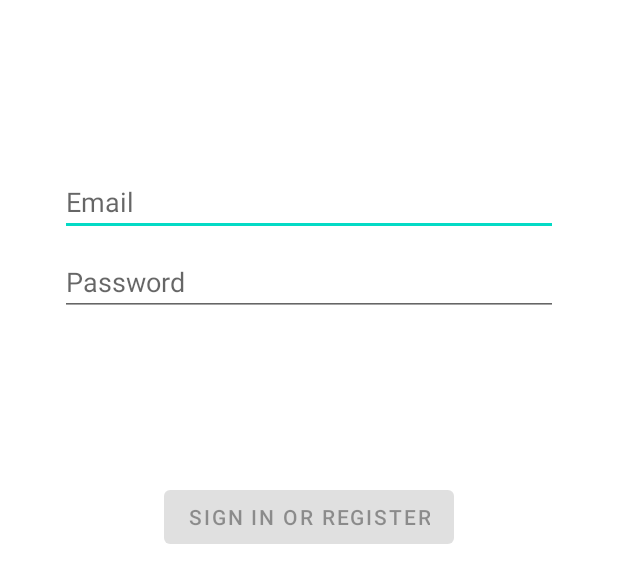
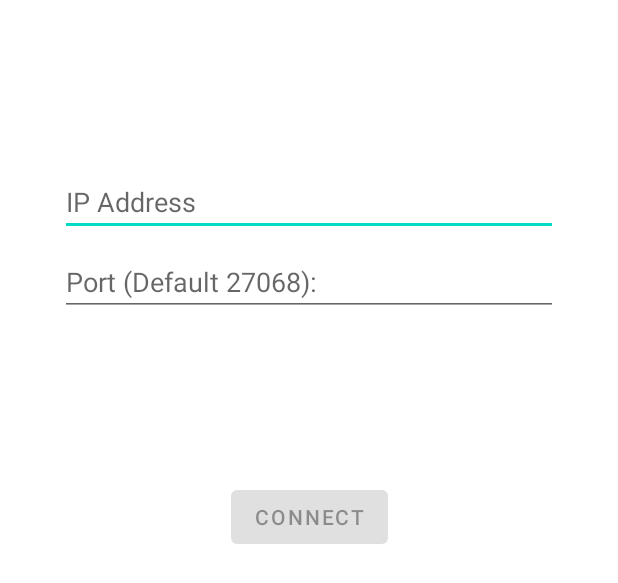
Before and after one commit to ryegleason/LegacyGwentFromReceiptPrinter, an Android app: the layout activity_connection.xml on its own in the app's theme, with its tools: preview values and no code run, on a phone screen of 412 x 824 dp. Shown: the top 583 px of the screen. Run offline under Robolectric (Android 15) with nearby library versions, the phone set to English and light mode, and no system bars.

```diff
--- a/client/app/src/main/AndroidManifest.xml
+++ b/client/app/src/main/AndroidManifest.xml
@@ -2,6 +2,7 @@
 <manifest xmlns:android="http://schemas.android.com/apk/res/android"
     package="com.example.recyclersample">
 
+    <uses-permission android:name="android.permission.INTERNET" />
     <application
         android:allowBackup="true"
         android:icon="@mipmap/ic_launcher"
@@ -11,14 +12,15 @@
         android:theme="@style/AppTheme">
         <activity
             android:name=".ui.login.ConnectionActivity"
-            android:label="@string/title_activity_connection"></activity>
-        <activity android:name=".MainActivity">
+            android:label="@string/title_activity_connection">
             <intent-filter>
                 <action android:name="android.intent.action.MAIN" />
 
                 <category android:name="android.intent.category.LAUNCHER" />
             </intent-filter>
         </activity>
+        <activity android:name=".MainActivity">
+        </activity>
         <activity android:name=".addFlower.AddFlowerActivity" />
         <activity android:name=".handDetail.HandDetailActivity" />
     </application>
--- a/client/app/src/main/java/com/example/recyclersample/ui/login/LoginFormState.kt
+++ b/client/app/src/main/java/com/example/recyclersample/ui/login/LoginFormState.kt
@@ -4,7 +4,7 @@ package com.example.recyclersample.ui.login
  * Data validation state of the login form.
  */
 data class LoginFormState(
-    val usernameError: Int? = null,
-    val passwordError: Int? = null,
+    val ipError: Int? = null,
+    val portError: Int? = null,
     val isDataValid: Boolean = false
 )
--- a/client/app/src/main/java/com/example/recyclersample/ui/login/LoginResult.kt
+++ b/client/app/src/main/java/com/example/recyclersample/ui/login/LoginResult.kt
@@ -4,6 +4,6 @@ package com.example.recyclersample.ui.login
  * Authentication result : success (user details) or error message.
  */
 data class LoginResult(
-    val success: LoggedInUserView? = null,
+    val success: Boolean? = null,
     val error: Int? = null
 )
--- a/client/app/src/main/res/layout/activity_connection.xml
+++ b/client/app/src/main/res/layout/activity_connection.xml
@@ -12,34 +12,33 @@
     tools:context=".ui.login.ConnectionActivity">
 
     <EditText
-        android:id="@+id/username"
+        android:id="@+id/ip"
         android:layout_width="0dp"
         android:layout_height="wrap_content"
         android:layout_marginStart="24dp"
         android:layout_marginTop="96dp"
         android:layout_marginEnd="24dp"
-        android:hint="@string/prompt_email"
-        android:inputType="textEmailAddress"
+        android:hint="@string/ip_text"
+        android:inputType="textUri"
         android:selectAllOnFocus="true"
         app:layout_constraintEnd_toEndOf="parent"
         app:layout_constraintStart_toStartOf="parent"
         app:layout_constraintTop_toTopOf="parent" />
 
     <EditText
-        android:id="@+id/password"
+        android:id="@+id/port"
         android:layout_width="0dp"
         android:layout_height="wrap_content"
         android:layout_marginStart="24dp"
         android:layout_marginTop="8dp"
         android:layout_marginEnd="24dp"
-        android:hint="@string/prompt_password"
-        android:imeActionLabel="@string/action_sign_in_short"
+        android:hint="@string/port_text"
         android:imeOptions="actionDone"
-        android:inputType="textPassword"
+        android:inputType="number"
         android:selectAllOnFocus="true"
         app:layout_constraintEnd_toEndOf="parent"
         app:layout_constraintStart_toStartOf="parent"
-        app:layout_constraintTop_toBottomOf="@+id/username" />
+        app:layout_constraintTop_toBottomOf="@+id/ip" />
 
     <Button
         android:id="@+id/login"
@@ -51,11 +50,11 @@
         android:layout_marginEnd="48dp"
         android:layout_marginBottom="64dp"
         android:enabled="false"
-        android:text="@string/action_sign_in"
+        android:text="@string/connect"
         app:layout_constraintBottom_toBottomOf="parent"
         app:layout_constraintEnd_toEndOf="parent"
         app:layout_constraintStart_toStartOf="parent"
-        app:layout_constraintTop_toBottomOf="@+id/password"
+        app:layout_constraintTop_toBottomOf="@+id/port"
         app:layout_constraintVertical_bias="0.2" />
 
     <ProgressBar
@@ -69,8 +68,8 @@
         android:layout_marginBottom="64dp"
         android:visibility="gone"
         app:layout_constraintBottom_toBottomOf="parent"
-        app:layout_constraintEnd_toEndOf="@+id/password"
-        app:layout_constraintStart_toStartOf="@+id/password"
+        app:layout_constraintEnd_toEndOf="@+id/port"
+        app:layout_constraintStart_toStartOf="@+id/port"
         app:layout_constraintTop_toTopOf="parent"
         app:layout_constraintVertical_bias="0.3" />
 </androidx.constraintlayout.widget.ConstraintLayout>
--- a/client/app/src/main/res/values/strings.xml
+++ b/client/app/src/main/res/values/strings.xml
@@ -73,10 +73,9 @@
     <string name="title_activity_connection">ConnectionActivity</string>
     <string name="prompt_email">Email</string>
     <string name="prompt_password">Password</string>
-    <string name="action_sign_in">Sign in or register</string>
-    <string name="action_sign_in_short">Sign in</string>
-    <string name="welcome">"Welcome !"</string>
-    <string name="invalid_username">Not a valid username</string>
-    <string name="invalid_password">Password must be >5 characters</string>
-    <string name="login_failed">"Login failed"</string>
+    <string name="connect">Connect</string>
+    <string name="welcome">"Connection Successful"</string>
+    <string name="invalid_ip">Invalid IP</string>
+    <string name="invalid_port">Port must be between 0 and 65535</string>
+    <string name="login_failed">"Connection failed"</string>
 </resources>
--- a/client/build.gradle
+++ b/client/build.gradle
@@ -21,7 +21,7 @@ buildscript {
         jcenter()
     }
     dependencies {
-        classpath 'com.android.tools.build:gradle:4.1.1'
+        classpath 'com.android.tools.build:gradle:4.1.2'
         classpath "org.jetbrains.kotlin:kotlin-gradle-plugin:$kotlin_version"
 
         // NOTE: Do not place your application dependencies here; they belong
```
Also changed, not shown: client/app/src/main/java/com/example/recyclersample/data/LoginDataSource.kt (+27 -8 lines), client/app/src/main/java/com/example/recyclersample/data/LoginRepository.kt (+8 -8 lines), client/app/src/main/java/com/example/recyclersample/data/model/ConnectionInfo.kt (added, +16 -0 lines), client/app/src/main/java/com/example/recyclersample/data/model/LoggedInUser.kt (deleted, +0 -9 lines), client/app/src/main/java/com/example/recyclersample/ui/login/ConnectionActivity.kt (+25 -28 lines), client/app/src/main/java/com/example/recyclersample/ui/login/LoggedInUserView.kt (deleted, +0 -9 lines), client/app/src/main/java/com/example/recyclersample/ui/login/LoginViewModel.kt (+13 -19 lines).
